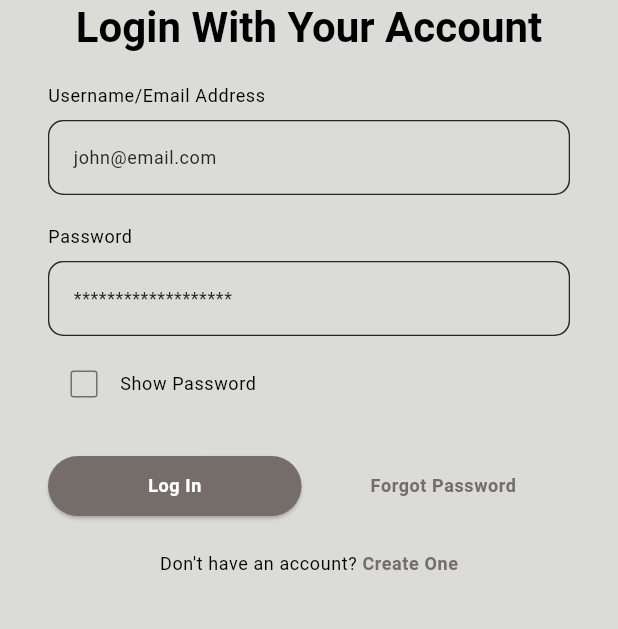
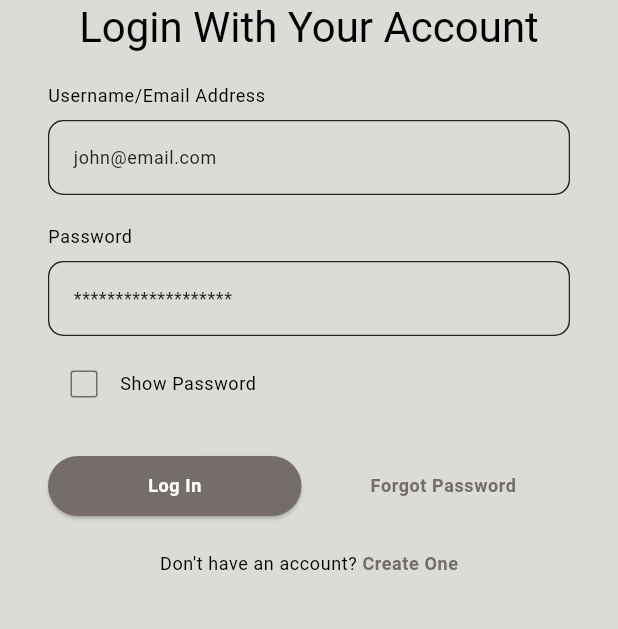
Before and after one commit to MuhammadHannan246/FlutterEducationalAppUI, a Flutter app: the screen it shows after launch, after a tap on "Log In", on a phone screen of 412 x 824 dp, the part 570-1199 px from its top. Run offline on Flutter 3.47's test engine with Material 3 defaults, Android fonts, the phone set to English and light mode, and no system bars; drawn by our look-alikes of modal_progress_hud_nsn; our stand-ins replace flutter_svg; Roboto replaces fonts that are missing (Epilogue-Black).

Commit message:
Update sign_in_screen.dart

```diff
--- a/lib/screens/sign_in_screen.dart
+++ b/lib/screens/sign_in_screen.dart
@@ -1,6 +1,7 @@
 
 import 'package:flutter_educational_app_ui/screens/forgot_password_screen.dart';
 import 'package:flutter_educational_app_ui/screens/sign_up_screen.dart';
+import 'package:flutter_educational_app_ui/screens/tab_screen.dart';
 import 'package:flutter_educational_app_ui/theme/colors.dart';
 import 'package:flutter/material.dart';
 import 'package:modal_progress_hud_nsn/modal_progress_hud_nsn.dart';
@@ -56,8 +57,7 @@ class _SignInScreenState extends State<SignInScreen> {
                       'assets/images/logo-square.png',
                     ),
                   ),
-                  SingleChildScrollView(
-                    child: Column(
+                  Column(
                     crossAxisAlignment: CrossAxisAlignment.center,
                     children: [
                       Text(
@@ -67,7 +67,6 @@ class _SignInScreenState extends State<SignInScreen> {
                             .headlineMedium!
                             .copyWith(
                               color: kBlackColor,
-                                fontWeight: FontWeight.bold,
                               ),
                         overflow: TextOverflow.ellipsis,
                         maxLines: 2,
@@ -203,6 +202,7 @@ class _SignInScreenState extends State<SignInScreen> {
                           Row(
                             children: [
                               Checkbox(
+                                activeColor: kPrimarySwatchColor,
                                 value: !passwordObscure,
                                 onChanged: (bool? value) {
                                   setState(
@@ -231,6 +231,7 @@ class _SignInScreenState extends State<SignInScreen> {
                           Expanded(
                             child: ElevatedButton(
                               onPressed: () {
+                                Navigator.of(context).pushNamed(TabScreen.routeName);
                               },
 
                               child: Text(
@@ -311,7 +312,6 @@ class _SignInScreenState extends State<SignInScreen> {
                       ),
                     ],
                   ),
-                  ),
                 ],
               ),
             ),
```
Lines whose indentation alone changed are shown as unchanged.
